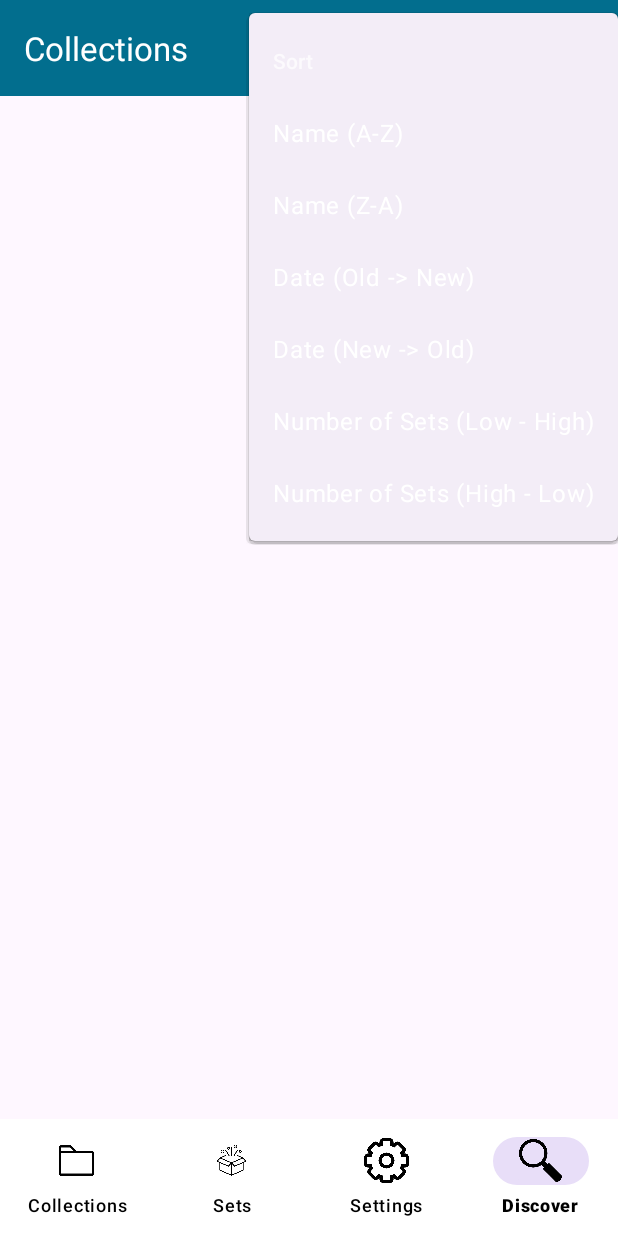
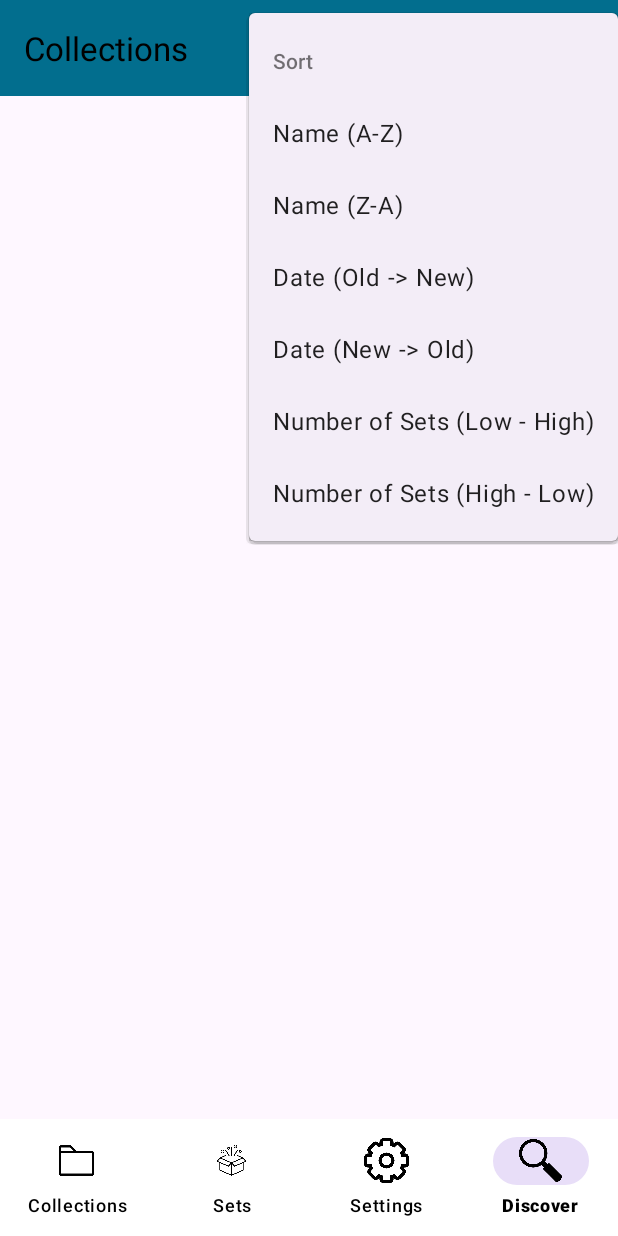
Before and after one commit to igorkapusniak0/Mobile-App-Dev-Assignment, an Android app: the screen it shows after launch (CollectionsListActivity), in the options menu, after a tap on "Sort", on a phone screen of 412 x 824 dp. Run offline under Robolectric (Android 15) with nearby library versions, the phone set to English and light mode, and no system bars.

Commit message:
fixed white sort text and sort bug

```diff
--- a/app/src/main/java/ie/setu/madassignemtv2/activities/CollectionsListActivity.kt
+++ b/app/src/main/java/ie/setu/madassignemtv2/activities/CollectionsListActivity.kt
@@ -3,6 +3,7 @@ package ie.setu.madassignemtv2.activities
 import android.app.Activity.RESULT_OK
 import android.content.Context
 import android.content.Intent
+import android.graphics.Color
 import android.os.Bundle
 import android.util.Log
 import android.view.Menu
@@ -31,6 +32,7 @@ class CollectionsListActivity: AppCompatActivity() {
     private val utils = Utils(this)
 
     override fun onCreate(savedInstanceState: Bundle?) {
+        utils.setDarkMode()
         super.onCreate(savedInstanceState)
         binding = ActivityCollectionsListBinding.inflate(layoutInflater)
         setContentView(binding.root)
@@ -79,6 +81,12 @@ class CollectionsListActivity: AppCompatActivity() {
         val searchItem = menu.findItem(R.id.action_search)
         val searchView = searchItem.actionView as SearchView
 
+        if (!globalData.loggedUserData.darkMode){
+            binding.toolbar.setTitleTextColor(getColor(R.color.black))
+        }
+        else{
+            binding.toolbar.setTitleTextColor(getColor(R.color.white))
+        }
         searchView.setOnQueryTextListener(object : SearchView.OnQueryTextListener {
             override fun onQueryTextSubmit(query: String?): Boolean {
                 val input = query ?: ""
@@ -104,7 +112,7 @@ class CollectionsListActivity: AppCompatActivity() {
                 val launcherIntent = Intent(this, CollectionsActivity::class.java)
                 getResult.launch(launcherIntent)
             }
-            R.id.set_sort_name_asc -> {
+            R.id.collection_sort_name_asc -> {
                 collections.sortBy { it.name }
                 binding.recyclerView.adapter?.notifyDataSetChanged()
             }
--- a/app/src/main/java/ie/setu/madassignemtv2/activities/LoginActivity.kt
+++ b/app/src/main/java/ie/setu/madassignemtv2/activities/LoginActivity.kt
@@ -80,7 +80,6 @@ class LoginActivity : AppCompatActivity(){
                 when (loginResponse) {
                     1 -> {
                         val intent = Intent(this@LoginActivity, CollectionsListActivity::class.java)
-                        utils.setDarkMode()
                         startActivity(intent)
                     }
                     0 -> {
--- a/app/src/main/res/layout/activity_collections_list.xml
+++ b/app/src/main/res/layout/activity_collections_list.xml
@@ -15,13 +15,13 @@
             android:background="@color/colorAccent"
             android:fitsSystemWindows="true"
             app:elevation="0dip"
-            app:theme="@style/ThemeOverlay.AppCompat.Dark.ActionBar">
+            app:theme="@style/ThemeOverlay.AppCompat.Light">
 
             <androidx.appcompat.widget.Toolbar
                 android:id="@+id/toolbar"
                 android:layout_width="match_parent"
                 android:layout_height="wrap_content"
-                app:titleTextColor="@color/colorPrimary" />
+                app:titleTextColor="@color/white" />
         </com.google.android.material.appbar.AppBarLayout>
 
         <androidx.recyclerview.widget.RecyclerView
--- a/app/src/main/res/layout/activity_sets_list.xml
+++ b/app/src/main/res/layout/activity_sets_list.xml
@@ -16,13 +16,13 @@
             android:background="@color/colorAccent"
             android:fitsSystemWindows="true"
             app:elevation="0dip"
-            app:theme="@style/ThemeOverlay.AppCompat.Dark.ActionBar">
+            app:theme="@style/ThemeOverlay.AppCompat.Light">
 
             <androidx.appcompat.widget.Toolbar
                 android:id="@+id/toolbar"
                 android:layout_width="match_parent"
                 android:layout_height="wrap_content"
-                app:titleTextColor="@color/colorPrimary" />
+                app:titleTextColor="@color/white" />
         </com.google.android.material.appbar.AppBarLayout>
 
         <androidx.recyclerview.widget.RecyclerView
```
Also changed, not shown: app/src/main/java/ie/setu/madassignemtv2/activities/DiscoverActivity.kt (+7 -0 lines), app/src/main/java/ie/setu/madassignemtv2/activities/ProfileActivity.kt (+7 -0 lines), app/src/main/java/ie/setu/madassignemtv2/activities/SetsListActivity.kt (+9 -2 lines).
